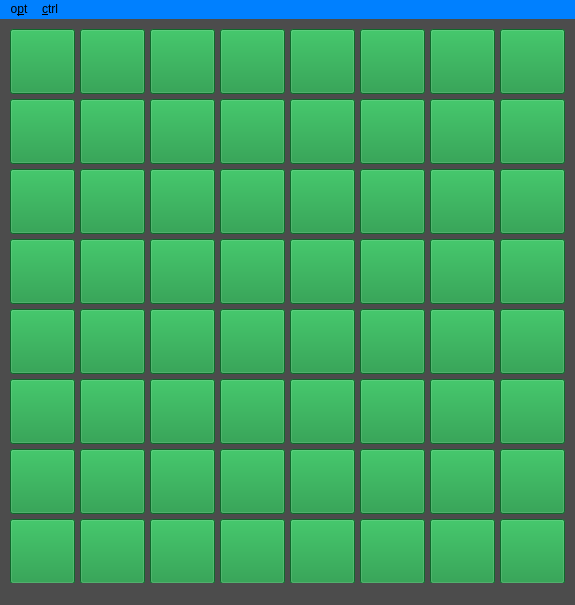
Before: the Qt Designer form layout.ui in wamgalexander/Othello, drawn with Qt 5.
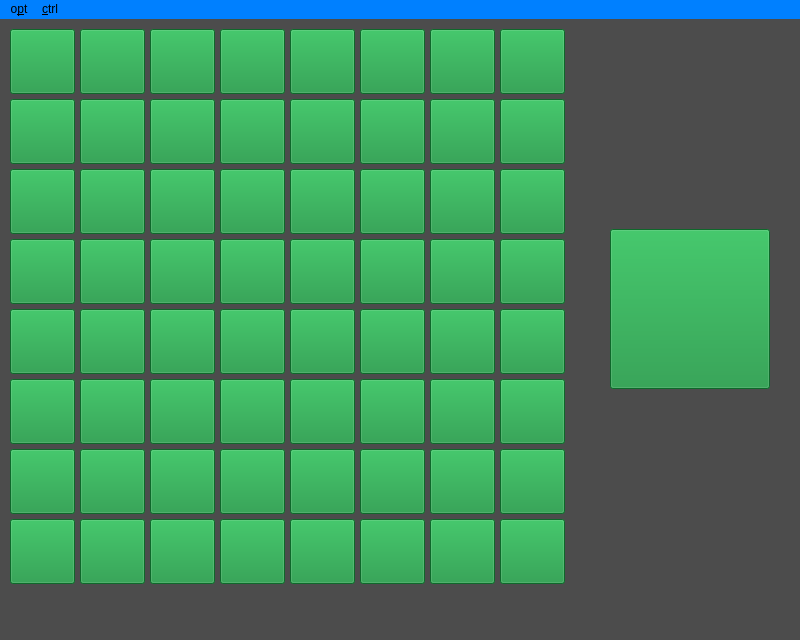
After: the same form once the commit is applied. Icons and pictures are not drawn.

Commit message: add zoom in/out

```diff
--- a/layout.ui
+++ b/layout.ui
@@ -6,10 +6,16 @@
    <rect>
     <x>0</x>
     <y>0</y>
-    <width>575</width>
-    <height>605</height>
+    <width>800</width>
+    <height>640</height>
    </rect>
   </property>
+  <property name="minimumSize">
+   <size>
+    <width>800</width>
+    <height>640</height>
+   </size>
+  </property>
   <property name="windowTitle">
    <string>MainWindow</string>
   </property>
@@ -1313,14 +1319,47 @@
      <bool>false</bool>
     </property>
    </widget>
+   <widget class="QPushButton" name="pushButton_66">
+    <property name="enabled">
+     <bool>true</bool>
+    </property>
+    <property name="geometry">
+     <rect>
+      <x>610</x>
+      <y>210</y>
+      <width>160</width>
+      <height>160</height>
+     </rect>
+    </property>
+    <property name="styleSheet">
+     <string notr="true">border-color: rgb(255, 255, 255);
+background-color: rgb(19, 146, 59);</string>
+    </property>
+    <property name="text">
+     <string/>
+    </property>
+    <property name="icon">
+     <iconset>
+      <normaloff>src/white.jpg</normaloff>src/white.jpg</iconset>
+    </property>
+    <property name="iconSize">
+     <size>
+      <width>50</width>
+      <height>50</height>
+     </size>
+    </property>
+    <property name="autoDefault">
+     <bool>false</bool>
+    </property>
+   </widget>
   </widget>
   <widget class="QMenuBar" name="menubar">
    <property name="geometry">
     <rect>
      <x>0</x>
      <y>0</y>
-     <width>575</width>
-     <height>48</height>
+     <width>800</width>
+     <height>38</height>
     </rect>
    </property>
    <property name="styleSheet">
```
Left out of the diff: 3 changed lines with no effect on the pictures. The commit also changes 2 other files.
